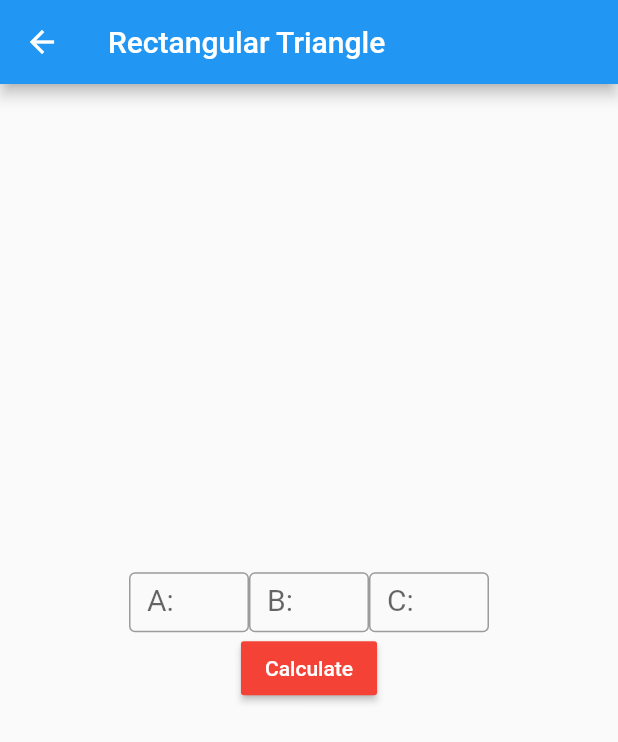
After one commit to LechMikolaj/flutter_kalkulator, a Flutter app: the screen it shows after launch, after a tap on "Rectangular Triangle", on a phone screen of 412 x 824 dp. The commit adds this screen. Shown: the top 742 px of the screen. Run offline on Flutter 3.47's test engine with Material 2 defaults, Android fonts, the light colour scheme and no system bars.

Commit message:
Add Rectangular Triangle Calculating

```diff
--- a/lib/main.dart
+++ b/lib/main.dart
@@ -1,5 +1,6 @@
 import 'package:flutter/material.dart';
 import 'package:flutter_kalkulator/quadraticFunc.dart';
+import 'package:flutter_kalkulator/rectangularTriangle.dart';
 
 void main() {
   runApp(
@@ -13,6 +14,7 @@ void main() {
         '/': (context) => const FirstScreen(),
         // When navigating to the "/second" route, build the SecondScreen widget.
         '/second': (context) => const QuadraticFunction(title: 'Quadratic Function'),
+        '/third': (context) => const RectangularTriangle(title: 'Rectangular Triangle'),
       },
     ),
   );
@@ -28,42 +30,30 @@ class FirstScreen extends StatelessWidget {
         title: const Text('Flutter Calculator'),
       ),
       body: Center(
-        child: ElevatedButton(
-          // Within the `FirstScreen` widget
+        child:Column(
+          mainAxisAlignment: MainAxisAlignment.center,
+          crossAxisAlignment: CrossAxisAlignment.center,
+
+          children:<Widget>[
+              ElevatedButton(
             onPressed: () {
-            // Navigate to the second screen using a named route.
               Navigator.pushNamed(context, '/second');
             },
             child: const Text('Quadratic Function'),
           ),
+            ElevatedButton(
+              onPressed: () {
+                Navigator.pushNamed(context, '/third');
+              },
+              child: const Text('Rectangular Triangle'),
             ),
-    );
+        ]
+        )
+      ));
+
   }
 }
 
-class SecondScreen extends StatelessWidget {
-  const SecondScreen({super.key});
-
-  @override
-  Widget build(BuildContext context) {
-    return Scaffold(
-      appBar: AppBar(
-        title: const Text('Second Screen'),
-      ),
-      body: Center(
-        child: ElevatedButton(
-          // Within the SecondScreen widget
-          onPressed: () {
-            // Navigate back to the first screen by popping the current route
-            // off the stack.
-            Navigator.pop(context);
-          },
-          child: const Text('Go back!'),
-        ),
-      ),
-    );
-  }
-}
 
 
 // class QuadraticFunction extends StatefulWidget {
--- /dev/null
+++ b/lib/rectangularTriangle.dart
@@ -0,0 +1,126 @@
+import 'package:flutter/material.dart';
+import 'dart:math';
+
+class RectangularTriangle extends StatefulWidget {
+  const RectangularTriangle({Key? key, required this.title}) : super(key: key);
+  final String title;
+  @override
+  State<RectangularTriangle> createState() => _QuadraticFunctionState();
+}
+final aField = TextEditingController();
+final bField = TextEditingController();
+final cField = TextEditingController();
+
+class _QuadraticFunctionState extends State<RectangularTriangle> {
+  late String _content="";
+  @override
+  Widget build(BuildContext context) {
+    return Scaffold(
+      appBar: AppBar(
+        title: Text(widget.title),
+      ),
+      body: Center(
+        child: Column(
+          mainAxisAlignment: MainAxisAlignment.center,
+          children: <Widget>[
+
+            Row(
+              mainAxisAlignment: MainAxisAlignment.center,
+              children:  <Widget>[
+                SizedBox(
+                  width:80,
+                  height:40,
+                  child:TextField(
+                    controller: aField,
+                    style: TextStyle(fontSize: 20, height: 2.3, color: Colors.black),
+                    decoration: const InputDecoration(
+                      border: OutlineInputBorder(),
+                      hintText: 'A:',
+                    ),
+                  ),
+                ),
+                SizedBox(
+                  width:80,
+                  height:40,
+                  child:TextField(
+                    controller: bField,
+                    style: TextStyle(fontSize: 20, height: 2.3, color: Colors.black),
+                    decoration: const InputDecoration(
+                      border: const OutlineInputBorder(),
+                      hintText: 'B:',
+                    ),
+                  ),
+                ),
+                SizedBox(
+                  width:80,
+                  height:40,
+                  child:TextField(
+                    controller: cField,
+                    style: TextStyle(fontSize: 20, height: 2.3, color: Colors.black),
+                    decoration: const InputDecoration(
+                      border: OutlineInputBorder(),
+                      hintText: 'C:',
+                    ),
+                  ),
+                ),
+              ],
+            ),
+            RaisedButton(
+              color: Colors.red, // background
+              textColor: Colors.white, // foreground
+              onPressed: () {
+                var content = "";
+                try {
+                  //calculating
+                  var aNumber = double.parse(aField.text);
+                  var bNumber = double.parse(bField.text);
+                  var cNumber = double.parse(cField.text);
+                  var delta = bNumber * bNumber - 4 * aNumber * cNumber;
+                  var x1 = (-1 * bNumber - pow(delta, 1 / 2)) / (2 * aNumber);
+                  var x2 = (-1 * bNumber + pow(delta, 1 / 2)) / (2 * aNumber);
+                  if (aNumber != 0 && delta >= 0) {
+                    // ignore: prefer_interpolation_to_compose_strings
+                    content = "delta=" + delta.toString() + '\n' + "x1=" + x1.toString() + '\n' + "x2=" + x2.toString();
+                    setState(()
+                    {
+                      _content = content;
+                    });
+                  }
+                  else {
+                    content = "delta=$delta";
+                    setState(()
+                    {
+                      _content = content;
+                    });
+                  }
+                }
+                on Exception catch (e) {
+                  content="enter numbers not text";
+                  setState(()
+                  {
+                    _content = content;
+                  });
+                }
+                aField.clear();
+                bField.clear();
+                cField.clear();
+              },
+              child: const Text('Calculate'),
+            ),
+            Row(
+              mainAxisAlignment: MainAxisAlignment.center,
+              children:  <Widget>[
+                Text(_content,
+                  textAlign: TextAlign.center,
+                  overflow: TextOverflow.ellipsis,
+                  style: TextStyle(fontWeight: FontWeight.bold,fontSize: 25),
+                ),
+
+              ],
+            ),
+          ],
+        ),
+      ),
+    );
+  }
+}
```
Lines whose indentation alone changed are shown as unchanged.
